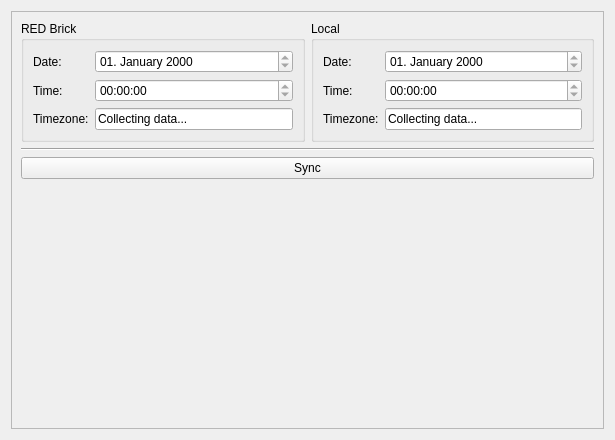
Above: src/brickv/plugin_system/plugins/red/ui/red_tab_settings_datetime.ui from Tinkerforge/brickv before the change. Below: the same form after it.
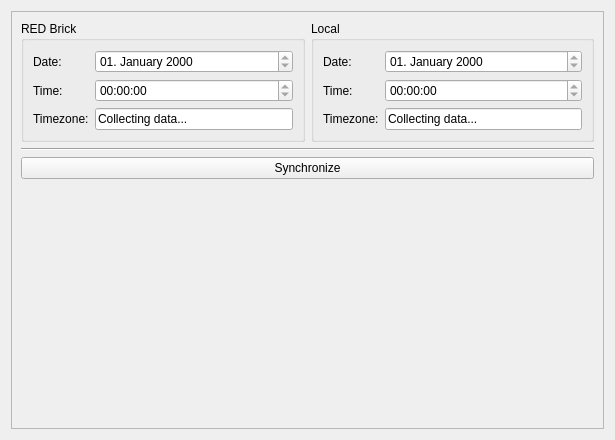
That is the form after the change.

Commit message: red-brick: Rename date/time sync button

The edit to the form file:
```diff
--- a/src/brickv/plugin_system/plugins/red/ui/red_tab_settings_datetime.ui
+++ b/src/brickv/plugin_system/plugins/red/ui/red_tab_settings_datetime.ui
@@ -221,7 +221,7 @@
          <item>
           <widget class="QPushButton" name="time_sync_button">
            <property name="text">
-            <string>Sync</string>
+            <string>Synchronize</string>
            </property>
           </widget>
          </item>
```
Left out of the diff: 3 changed lines with no effect on the pictures.
